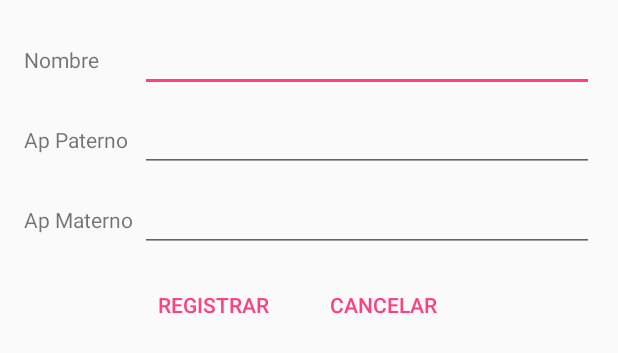
After one commit to Aguayo91/Android_Crud_Retrofit, an Android app: the layout fragment_paciente_dialog.xml on its own in the app's theme, with its tools: preview values and no code run, on a phone screen of 412 x 824 dp. The commit adds this screen. Shown: the top 353 px of the screen. Run offline under Robolectric (Android 15) with nearby library versions, the phone set to English and light mode, and no system bars.

Commit message:
Registrar Paciente

```diff
--- a/app/build.gradle
+++ b/app/build.gradle
@@ -26,8 +26,8 @@ dependencies {
     })
     compile 'com.android.support:appcompat-v7:25.3.1'
     compile 'com.android.support.constraint:constraint-layout:1.0.2'
-    testCompile 'junit:junit:4.12'
     compile 'com.android.support:design:25.3.1'
     compile 'com.squareup.retrofit2:retrofit:2.3.0'
     compile 'com.squareup.retrofit2:converter-gson:2.3.0'
+    compile 'com.android.support:support-v4:25.3.1'
 }
--- a/app/src/main/java/heartom/edu/simplecrud/PacienteService.java
+++ b/app/src/main/java/heartom/edu/simplecrud/PacienteService.java
@@ -4,10 +4,15 @@ package heartom.edu.simplecrud;
 import java.util.List;
 
 import retrofit2.Call;
+import retrofit2.http.Body;
 import retrofit2.http.GET;
+import retrofit2.http.POST;
 
 public interface PacienteService {
 
     @GET("api/Pacientes")
     Call<List<Paciente>> getPacientes();
+
+    @POST("api/Pacientes")
+    Call<Paciente> registrarPaciente(@Body Paciente paciente);
 }
--- /dev/null
+++ b/app/src/main/res/layout/fragment_paciente_dialog.xml
@@ -0,0 +1,111 @@
+<android.support.constraint.ConstraintLayout xmlns:android="http://schemas.android.com/apk/res/android"
+    xmlns:app="http://schemas.android.com/apk/res-auto"
+    xmlns:tools="http://schemas.android.com/tools"
+    android:layout_width="match_parent"
+    android:layout_height="match_parent"
+    tools:context="heartom.edu.simplecrud.PacienteDialog"
+    tools:layout_editor_absoluteY="81dp"
+    tools:layout_editor_absoluteX="0dp">
+
+    <TextView
+        android:id="@+id/textView"
+        android:layout_width="wrap_content"
+        android:layout_height="wrap_content"
+        android:text="Nombre"
+        android:layout_marginStart="16dp"
+        app:layout_constraintBaseline_toBaselineOf="@+id/etNombre"
+        android:layout_marginLeft="16dp"
+        app:layout_constraintLeft_toLeftOf="parent" />
+
+    <EditText
+        android:id="@+id/etNombre"
+        android:layout_width="0dp"
+        android:layout_height="wrap_content"
+        android:ems="10"
+        android:inputType="textPersonName"
+        app:layout_constraintTop_toTopOf="parent"
+        android:layout_marginTop="16dp"
+        android:layout_marginRight="16dp"
+        android:layout_marginEnd="16dp"
+        app:layout_constraintRight_toRightOf="parent"
+        android:layout_marginLeft="0dp"
+        android:layout_marginStart="0dp"
+        app:layout_constraintLeft_toLeftOf="@+id/etPaterno" />
+
+    <TextView
+        android:id="@+id/textview2"
+        android:layout_width="wrap_content"
+        android:layout_height="wrap_content"
+        android:text="Ap Paterno"
+        app:layout_constraintBaseline_toBaselineOf="@+id/etPaterno"
+        android:layout_marginLeft="16dp"
+        android:layout_marginStart="16dp"
+        app:layout_constraintLeft_toLeftOf="parent" />
+
+    <EditText
+        android:id="@+id/etPaterno"
+        android:layout_width="0dp"
+        android:layout_height="wrap_content"
+        android:ems="10"
+        android:inputType="textPersonName"
+        android:layout_marginRight="16dp"
+        android:layout_marginEnd="16dp"
+        app:layout_constraintRight_toRightOf="parent"
+        app:layout_constraintLeft_toRightOf="@+id/textview2"
+        android:layout_marginLeft="8dp"
+        android:layout_marginStart="8dp"
+        android:layout_marginTop="8dp"
+        app:layout_constraintTop_toBottomOf="@+id/etNombre"
+        app:layout_constraintHorizontal_bias="1.0" />
+
+    <EditText
+        android:id="@+id/etMaterno"
+        android:layout_width="0dp"
+        android:layout_height="wrap_content"
+        android:ems="10"
+        android:inputType="textPersonName"
+        android:layout_marginRight="16dp"
+        android:layout_marginEnd="16dp"
+        app:layout_constraintRight_toRightOf="parent"
+        android:layout_marginLeft="0dp"
+        android:layout_marginStart="0dp"
+        app:layout_constraintLeft_toLeftOf="@+id/etPaterno"
+        android:layout_marginTop="8dp"
+        app:layout_constraintTop_toBottomOf="@+id/etPaterno"
+        app:layout_constraintHorizontal_bias="0.0" />
+
+    <TextView
+        android:id="@+id/textView4"
+        android:layout_width="wrap_content"
+        android:layout_height="wrap_content"
+        android:layout_marginLeft="16dp"
+        android:layout_marginStart="16dp"
+        android:text="Ap Materno"
+        app:layout_constraintBaseline_toBaselineOf="@+id/etMaterno"
+        app:layout_constraintLeft_toLeftOf="parent" />
+
+    <Button
+        android:id="@+id/btnRegistrar"
+        style="@style/Widget.AppCompat.Button.ButtonBar.AlertDialog"
+        android:layout_width="wrap_content"
+        android:layout_height="wrap_content"
+        android:layout_marginLeft="0dp"
+        android:layout_marginStart="0dp"
+        android:layout_marginTop="8dp"
+        android:text="Registrar"
+        app:layout_constraintLeft_toLeftOf="@+id/etPaterno"
+        app:layout_constraintTop_toBottomOf="@+id/etMaterno" />
+
+    <Button
+        android:id="@+id/btnCancelar"
+        style="@style/Widget.AppCompat.Button.ButtonBar.AlertDialog"
+        android:layout_width="wrap_content"
+        android:layout_height="wrap_content"
+        android:layout_marginLeft="16dp"
+        android:layout_marginStart="16dp"
+        android:layout_marginTop="0dp"
+        android:text="Cancelar"
+        app:layout_constraintLeft_toRightOf="@+id/btnRegistrar"
+        app:layout_constraintTop_toTopOf="@+id/btnRegistrar" />
+
+</android.support.constraint.ConstraintLayout>
--- a/app/src/main/res/values/strings.xml
+++ b/app/src/main/res/values/strings.xml
@@ -1,3 +1,6 @@
 <resources>
     <string name="app_name">SimpleCrud</string>
+
+    <!-- TODO: Remove or change this placeholder text -->
+    <string name="hello_blank_fragment">Hello blank fragment</string>
 </resources>
```
Also changed, not shown: app/src/main/java/heartom/edu/simplecrud/PacienteActivity.java (+46 -2 lines), app/src/main/java/heartom/edu/simplecrud/PacienteAdapter.java (+5 -3 lines), app/src/main/java/heartom/edu/simplecrud/PacienteDialog.java (added, +76 -0 lines).
